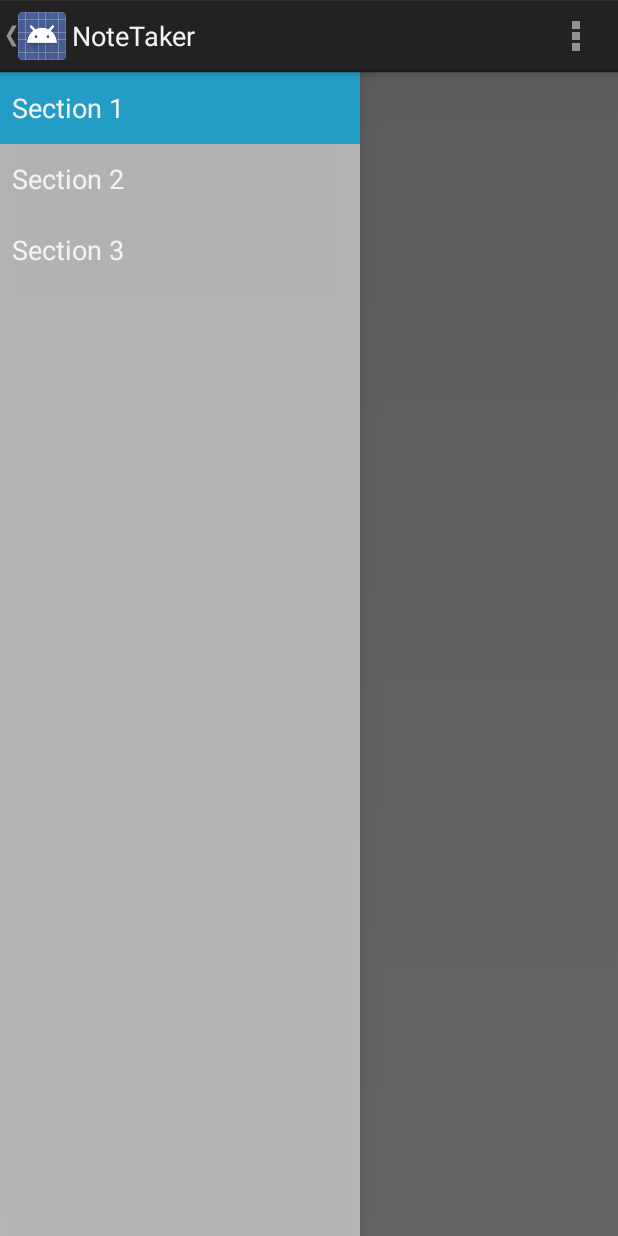
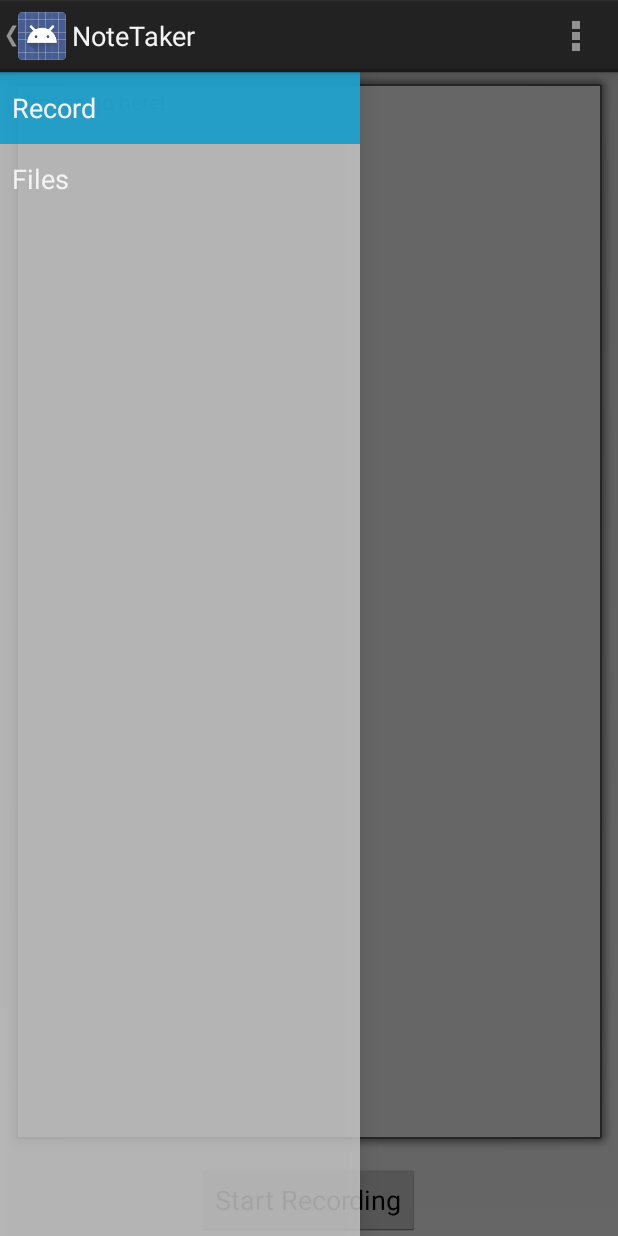
Before and after one commit to Kevin-Damazyn/note_taker, an Android app: the screen it shows after launch (MainActivity), on a phone screen of 412 x 824 dp. Run offline under Robolectric (Android 15) with nearby library versions, the phone set to English and light mode, and no system bars; 2 statements that could not run were skipped.

Commit message:
record function works

```diff
--- a/NoteTaker/src/main/AndroidManifest.xml
+++ b/NoteTaker/src/main/AndroidManifest.xml
@@ -7,6 +7,8 @@
     <uses-sdk
         android:minSdkVersion="16"
         android:targetSdkVersion="19" />
+
+    <uses-permission android:name="android.permission.RECORD_AUDIO"/>
 
     <application
         android:allowBackup="true"
--- a/NoteTaker/src/main/java/com/notetaker/MainActivity.java
+++ b/NoteTaker/src/main/java/com/notetaker/MainActivity.java
@@ -1,22 +1,25 @@
 package com.notetaker;
 
+import android.app.ActionBar;
 import android.app.Activity;
-;
-import android.app.ActionBar;
 import android.app.Fragment;
 import android.app.FragmentManager;
-import android.content.Context;
-import android.os.Build;
+import android.content.Intent;
 import android.os.Bundle;
-import android.view.Gravity;
+import android.speech.RecognizerIntent;
+import android.support.v4.widget.DrawerLayout;
+import android.util.Log;
 import android.view.LayoutInflater;
 import android.view.Menu;
 import android.view.MenuItem;
 import android.view.View;
 import android.view.ViewGroup;
-import android.support.v4.widget.DrawerLayout;
-import android.widget.ArrayAdapter;
+import android.widget.Button;
 import android.widget.TextView;
+import android.widget.Toast;
+
+import java.util.ArrayList;
+
 
 public class MainActivity extends Activity
         implements NavigationDrawerFragment.NavigationDrawerCallbacks {
@@ -30,6 +33,10 @@ public class MainActivity extends Activity
      * Used to store the last screen title. For use in {@link #restoreActionBar()}.
      */
     private CharSequence mTitle;
+    private final String TAG = "Record Voice";
+    static final int check = 1111;
+    TextView tv;
+
 
     @Override
     protected void onCreate(Bundle savedInstanceState) {
@@ -40,10 +47,46 @@ public class MainActivity extends Activity
                 getFragmentManager().findFragmentById(R.id.navigation_drawer);
         mTitle = getTitle();
 
+        setupRecording();
+
         // Set up the drawer.
         mNavigationDrawerFragment.setUp(
                 R.id.navigation_drawer,
                 (DrawerLayout) findViewById(R.id.drawer_layout));
+    }
+
+    private void setupRecording() {
+        // get a reference to the button
+        Button record_btn = (Button) findViewById(R.id.btn_record);
+        tv = (TextView)findViewById(R.id.otpt_text_txtview);
+
+        //set the click listener to run code
+        record_btn.setOnClickListener(new View.OnClickListener() {
+            @Override
+            public void onClick(View view) {
+                Log.i(TAG, "Start recording.");
+                Toast.makeText(MainActivity.this,
+                        "Start Recording",
+                        Toast.LENGTH_SHORT).show();
+
+                Intent recordAudio = new Intent(RecognizerIntent.ACTION_RECOGNIZE_SPEECH);
+                recordAudio.putExtra(RecognizerIntent.EXTRA_LANGUAGE_MODEL, RecognizerIntent.LANGUAGE_MODEL_FREE_FORM);
+                startActivityForResult(recordAudio, check);
+            }
+        });
+    }
+
+    @Override
+    protected void onActivityResult(int requestCode, int resultCode, Intent data) {
+        if (requestCode == check && resultCode == RESULT_OK){
+            ArrayList<String> results = data.getStringArrayListExtra(RecognizerIntent.EXTRA_RESULTS);
+            if (results != null) {
+                tv.setText(results.get(0));
+            }
+
+        }
+
+        super.onActivityResult(requestCode, resultCode, data);
     }
 
     @Override
@@ -63,17 +106,16 @@ public class MainActivity extends Activity
             case 2:
                 mTitle = getString(R.string.title_section2);
                 break;
-            case 3:
-                mTitle = getString(R.string.title_section3);
-                break;
         }
     }
 
     public void restoreActionBar() {
         ActionBar actionBar = getActionBar();
-        actionBar.setNavigationMode(ActionBar.NAVIGATION_MODE_STANDARD);
-        actionBar.setDisplayShowTitleEnabled(true);
-        actionBar.setTitle(mTitle);
+        if (actionBar != null) {
+            actionBar.setNavigationMode(ActionBar.NAVIGATION_MODE_STANDARD);
+            actionBar.setDisplayShowTitleEnabled(true);
+            actionBar.setTitle(mTitle);
+        }
     }
 
 
@@ -131,8 +173,11 @@ public class MainActivity extends Activity
         public View onCreateView(LayoutInflater inflater, ViewGroup container,
                 Bundle savedInstanceState) {
             View rootView = inflater.inflate(R.layout.fragment_main, container, false);
-            TextView textView = (TextView) rootView.findViewById(R.id.section_label);
-            textView.setText(Integer.toString(getArguments().getInt(ARG_SECTION_NUMBER)));
+            TextView textView;
+            if (rootView != null) {
+                textView = (TextView) rootView.findViewById(R.id.section_label);
+                textView.setText(Integer.toString(getArguments().getInt(ARG_SECTION_NUMBER)));
+            }
             return rootView;
         }
 
--- a/NoteTaker/src/main/java/com/notetaker/NavigationDrawerFragment.java
+++ b/NoteTaker/src/main/java/com/notetaker/NavigationDrawerFragment.java
@@ -99,8 +99,7 @@ public class NavigationDrawerFragment extends Fragment {
                 android.R.id.text1,
                 new String[]{
                         getString(R.string.title_section1),
-                        getString(R.string.title_section2),
-                        getString(R.string.title_section3),
+                        getString(R.string.title_section2)
                 }));
         mDrawerListView.setItemChecked(mCurrentSelectedPosition, true);
         return mDrawerListView;
--- a/NoteTaker/src/main/res/layout/activity_main.xml
+++ b/NoteTaker/src/main/res/layout/activity_main.xml
@@ -9,10 +9,32 @@
 
     <!-- As the main content view, the view below consumes the entire
          space available using match_parent in both dimensions. -->
-    <FrameLayout
+    <RelativeLayout
         android:id="@+id/container"
         android:layout_width="match_parent"
-        android:layout_height="match_parent" />
+        android:layout_height="match_parent" >
+
+        <TextView
+            android:layout_width="match_parent"
+            android:layout_height="match_parent"
+            android:text="@string/txt_output"
+            android:id="@+id/otpt_text_txtview"
+            android:layout_alignParentBottom="true"
+            android:layout_alignParentLeft="true"
+            android:layout_alignParentStart="true"
+            android:layout_marginBottom="51dp"
+            android:background="@android:drawable/alert_light_frame" />
+
+        <Button
+            android:layout_width="wrap_content"
+            android:layout_height="wrap_content"
+            android:text="@string/record_btn_txt"
+            android:id="@+id/btn_record"
+            android:layout_alignParentBottom="true"
+            android:layout_centerHorizontal="true"
+            android:singleLine="false"
+            android:clickable="false" />
+    </RelativeLayout>
 
     <!-- android:layout_gravity="start" tells DrawerLayout to treat
          this as a sliding drawer on the left side for left-to-right
@@ -25,6 +47,7 @@
         android:layout_width="@dimen/navigation_drawer_width"
         android:layout_height="match_parent"
         android:layout_gravity="start"
-        android:name="com.notetaker.NavigationDrawerFragment" />
+        android:name="com.notetaker.NavigationDrawerFragment"
+        tools:layout="@layout/fragment_navigation_drawer" />
 
 </android.support.v4.widget.DrawerLayout>
--- a/NoteTaker/src/main/res/values/strings.xml
+++ b/NoteTaker/src/main/res/values/strings.xml
@@ -2,12 +2,13 @@
 <resources>
 
     <string name="app_name">NoteTaker</string>
-    <string name="title_section1">Section 1</string>
-    <string name="title_section2">Section 2</string>
-    <string name="title_section3">Section 3</string>
+    <string name="title_section1">Record</string>
+    <string name="title_section2">Files</string>
     <string name="navigation_drawer_open">Open navigation drawer</string>
     <string name="navigation_drawer_close">Close navigation drawer</string>
     <string name="action_example">Example action</string>
     <string name="action_settings">Settings</string>
+    <string name="record_btn_txt">Start Recording</string>
+    <string name="txt_output">Strings go here!</string>
 
 </resources>
```
